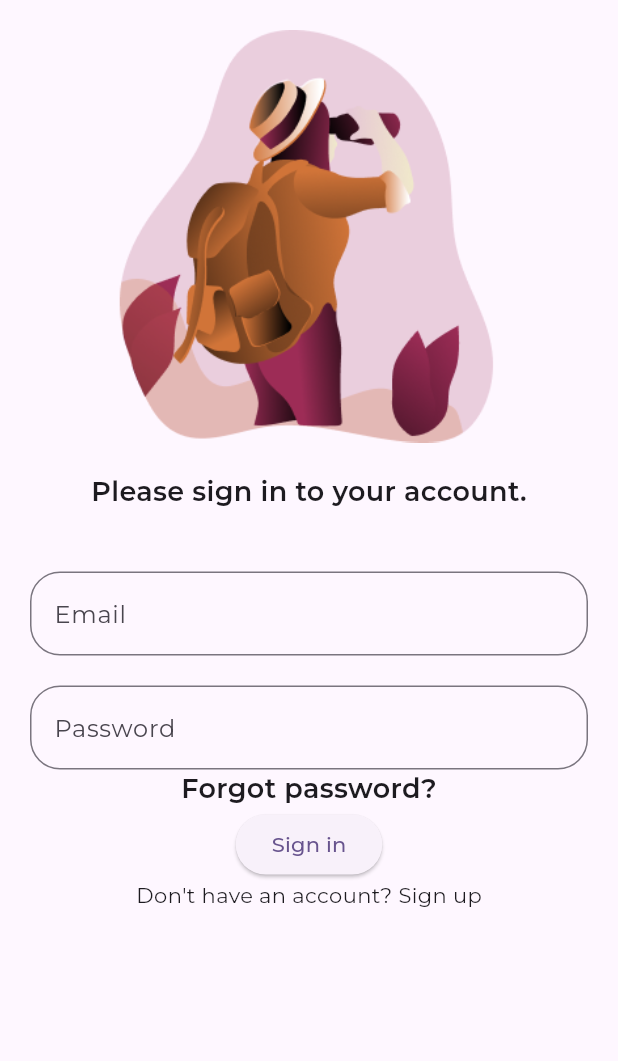
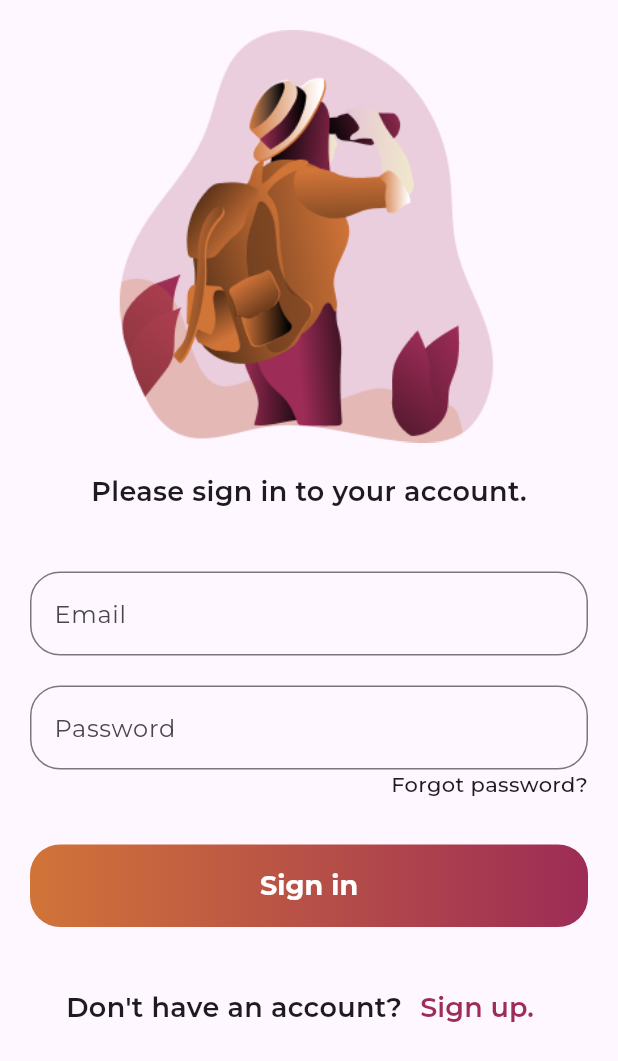
Before and after one commit to FilipKisic/sights_app_2025, a Flutter app: the screen it shows after launch, on a phone screen of 412 x 824 dp. Shown: the top 1061 px of the screen. Run offline on Flutter 3.47's test engine with Material 3 defaults, Android fonts, the phone set to English and light mode, and no system bars; our stand-ins replace lottie.

Commit message:
Added new widgets.

```diff
--- a/lib/main.dart
+++ b/lib/main.dart
@@ -1,5 +1,6 @@
 import 'package:flutter/material.dart';
 import 'package:sights_app/screen/sign_in_screen.dart';
+import 'package:sights_app/style/app_theme.dart';
 
 void main() {
   runApp(const MyApp());
@@ -12,11 +13,7 @@
   Widget build(BuildContext context) {
     return MaterialApp(
       title: 'Flutter Demo',
-      theme: ThemeData(
-        colorScheme: ColorScheme.fromSeed(seedColor: Colors.deepPurple),
-        useMaterial3: true,
-        fontFamily: 'Montserrat'
-      ),
+      theme: lightTheme,
       home: const SignInScreen(),
     );
   }
--- a/lib/screen/sign_in_screen.dart
+++ b/lib/screen/sign_in_screen.dart
@@ -1,6 +1,7 @@
 import 'package:flutter/material.dart';
 import 'package:sights_app/style/extensions.dart';
 import 'package:sights_app/style/text_styles.dart';
+import 'package:sights_app/widget/custom_action_button.dart';
 import 'package:sights_app/widget/custom_text_field.dart';
 
 class SignInScreen extends StatelessWidget {
@@ -24,15 +25,34 @@
               CustomTextField(placeholder: "Email"),
               const SizedBox(height: 20),
               CustomTextField(placeholder: "Password"),
-              Text(
-                "Forgot password?",
-                style: context.textSubtitle,
+              Row(
+                mainAxisAlignment: MainAxisAlignment.end,
+                children: [
+                  Text(
+                    "Forgot password?",
+                    style: context.textLabel,
+                  ),
+                ],
               ),
-              ElevatedButton(
-                onPressed: () {},
-                child: Text("Sign in"),
+              const SizedBox(height: 30),
+              CustomActionButton(),
+              const SizedBox(height: 30),
+              Row(
+                mainAxisAlignment: MainAxisAlignment.center,
+                children: [
+                  Text(
+                    "Don't have an account?",
+                    style: context.textSubtitle,
+                  ),
+                  TextButton(
+                    onPressed: () {},
+                    child: Text(
+                      "Sign up.",
+                      style: context.textSubtitle.copyWith(color: context.colorLink),
+                    ),
+                  ),
+                ],
               ),
-              Text("Don't have an account? Sign up")
             ],
           ),
         ),
--- a/lib/style/app_theme.dart
+++ b/lib/style/app_theme.dart
@@ -0,0 +1,20 @@
+import 'package:flutter/material.dart';
+import 'package:sights_app/style/colors.dart';
+
+final lightTheme = ThemeData(
+  colorScheme: ColorScheme.fromSeed(seedColor: Colors.deepPurple),
+  useMaterial3: true,
+  fontFamily: 'Montserrat',
+  extensions: const [
+    AppColors(
+      text: textColorLight,
+      background: backgroundColorLight,
+      border: borderColorLight,
+      error: errorColorLight,
+      gradientBegin: gradientBeginColorLight,
+      gradientEnd: gradientEndColorLight,
+      cardText: cardTextColorLight,
+      link: linkColorLight,
+    ),
+  ],
+);
--- a/lib/style/text_styles.dart
+++ b/lib/style/text_styles.dart
@@ -2,8 +2,12 @@
 
 const _subtitleTextStyle = TextStyle(fontSize: 18, fontWeight: FontWeight.w600);
 const _textFieldTextStyle = TextStyle(fontSize: 18, fontWeight: FontWeight.w500);
+const _buttonTextStyle = TextStyle(fontSize: 18, fontWeight: FontWeight.bold);
+const _labelTextStyle = TextStyle(fontSize: 14, fontWeight: FontWeight.w500);
 
 extension CustomTextStyle on TextTheme {
   TextStyle get subtitleTextStyle => _subtitleTextStyle;
   TextStyle get textFieldTextStyle => _textFieldTextStyle;
+  TextStyle get buttonTextStyle => _buttonTextStyle;
+  TextStyle get labelTextStyle => _labelTextStyle;
 }
--- a/lib/widget/custom_action_button.dart
+++ b/lib/widget/custom_action_button.dart
@@ -0,0 +1,33 @@
+import 'package:flutter/material.dart';
+import 'package:sights_app/screen/sign_in_screen.dart';
+import 'package:sights_app/style/colors.dart';
+import 'package:sights_app/style/extensions.dart';
+
+class CustomActionButton extends StatelessWidget {
+  const CustomActionButton({super.key});
+
+  @override
+  Widget build(BuildContext context) {
+    return Container(
+      width: double.maxFinite,
+      height: 55,
+      decoration: BoxDecoration(
+        gradient: LinearGradient(
+          colors: [context.colorGradientBegin, context.colorGradientEnd],
+        ),
+        borderRadius: BorderRadius.circular(20),
+      ),
+      child: ElevatedButton(
+        style: ElevatedButton.styleFrom(
+          backgroundColor: Colors.transparent,
+          shadowColor: Colors.transparent,
+        ),
+        onPressed: () {},
+        child: Text(
+          "Sign in",
+          style: context.textButton,
+        ),
+      ),
+    );
+  }
+}
```
Also changed, not shown: lib/style/colors.dart (+76 -0 lines), lib/style/extensions.dart (+12 -0 lines).
